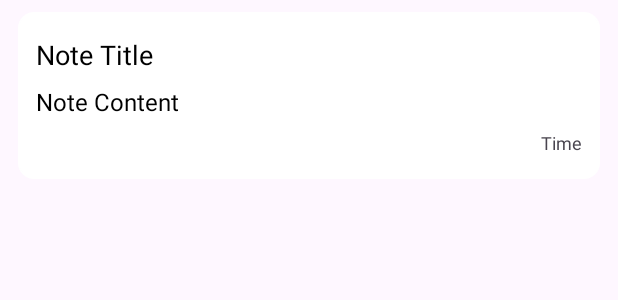
After one commit to AzyzHm/Secret-Notes, an Android app: the layout recycler_note_item.xml on its own in the app's theme, with its tools: preview values and no code run, on a phone screen of 412 x 824 dp. The commit adds this screen. Shown: the top 300 px of the screen. Run offline under Robolectric (Android 15) with nearby library versions, the phone set to English and light mode, and no system bars.

Commit message:
Added the recycle view
->added some new classes
-> added some new drawables
-> nearly completed the main screen

```diff
--- a/app/build.gradle.kts
+++ b/app/build.gradle.kts
@@ -40,6 +40,7 @@ dependencies {
     implementation(libs.constraintlayout)
     implementation(libs.firebase.auth)
     implementation(libs.firebase.firestore)
+    implementation("com.firebaseui:firebase-ui-firestore:8.0.2")
     testImplementation(libs.junit)
     androidTestImplementation(libs.ext.junit)
     androidTestImplementation(libs.espresso.core)
--- a/app/src/main/java/com/example/secretnotes/NoteInfoActivity.java
+++ b/app/src/main/java/com/example/secretnotes/NoteInfoActivity.java
@@ -1,7 +1,6 @@
 package com.example.secretnotes;
 
 import android.os.Bundle;
-import android.provider.ContactsContract;
 import android.widget.EditText;
 import android.widget.ImageButton;
 import android.widget.Toast;
--- /dev/null
+++ b/app/src/main/res/drawable/baseline_dehaze_24.xml
@@ -0,0 +1,5 @@
+<vector xmlns:android="http://schemas.android.com/apk/res/android" android:height="24dp" android:tint="#000000" android:viewportHeight="24" android:viewportWidth="24" android:width="24dp">
+
+    <path android:fillColor="@android:color/white" android:pathData="M2,15.5v2h20v-2L2,15.5zM2,10.5v2h20v-2L2,10.5zM2,5.5v2h20v-2L2,5.5z"/>
+
+</vector>
--- /dev/null
+++ b/app/src/main/res/layout/recycler_note_item.xml
@@ -0,0 +1,45 @@
+<?xml version="1.0" encoding="utf-8"?>
+<LinearLayout xmlns:android="http://schemas.android.com/apk/res/android"
+    android:orientation="vertical"
+    android:layout_width="match_parent"
+    android:layout_height="wrap_content"
+    android:padding="12dp"
+    android:layout_marginVertical="8dp"
+    android:backgroundTint="@color/white"
+    android:background="@drawable/rounded_corner"
+    android:layout_marginTop="12dp"
+    android:layout_marginLeft="12dp"
+    android:layout_marginRight="12dp"
+    >
+
+    <TextView
+        android:layout_width="match_parent"
+        android:layout_height="wrap_content"
+        android:id="@+id/note_title_text_view"
+        android:text="@string/Note_Title"
+        android:textSize="18sp"
+        android:textColor="@color/black"
+        android:layout_marginVertical="4dp"
+        />
+    <TextView
+        android:layout_width="match_parent"
+        android:layout_height="wrap_content"
+        android:id="@+id/note_content_text_view"
+        android:text="@string/Note_Content"
+        android:maxLines="2"
+        android:ellipsize="end"
+        android:textSize="16sp"
+        android:textColor="@color/black"
+        android:layout_marginVertical="4dp"
+        />
+    <TextView
+        android:layout_width="match_parent"
+        android:layout_height="wrap_content"
+        android:id="@+id/note_time_text_view"
+        android:text="@string/time"
+        android:textSize="12sp"
+        android:gravity="right"
+        android:layout_marginVertical="4dp"
+        />
+
+</LinearLayout>
--- a/app/src/main/res/values/strings.xml
+++ b/app/src/main/res/values/strings.xml
@@ -16,5 +16,9 @@
     <string name="login_here">Login here</string>
     <string name="add_note">Add new note</string>
     <string name="Title">Title</string>
+    <string name="Note_Title">Note Title</string>
     <string name="Content">Content</string>
+    <string name="Note_Content">Note Content</string>
+    <string name="time">Time</string>
+    <string name="notes">Notes</string>
 </resources>
--- a/gradle/libs.versions.toml
+++ b/gradle/libs.versions.toml
@@ -5,7 +5,7 @@ junitVersion = "1.1.5"
 espressoCore = "3.5.1"
 appcompat = "1.6.1"
 material = "1.11.0"
-activity = "1.8.0"
+activity = "1.8.2"
 constraintlayout = "2.1.4"
 googleServices = "4.4.1"
 firebaseAuth = "22.3.1"
```
Also changed, not shown: app/src/main/java/com/example/secretnotes/MainActivity.java (+40 -1 lines), app/src/main/java/com/example/secretnotes/NoteAdapter.java (added, +49 -0 lines), app/src/main/java/com/example/secretnotes/Utility.java (+6 -2 lines), app/src/main/res/layout/activity_main.xml (+35 -0 lines).
